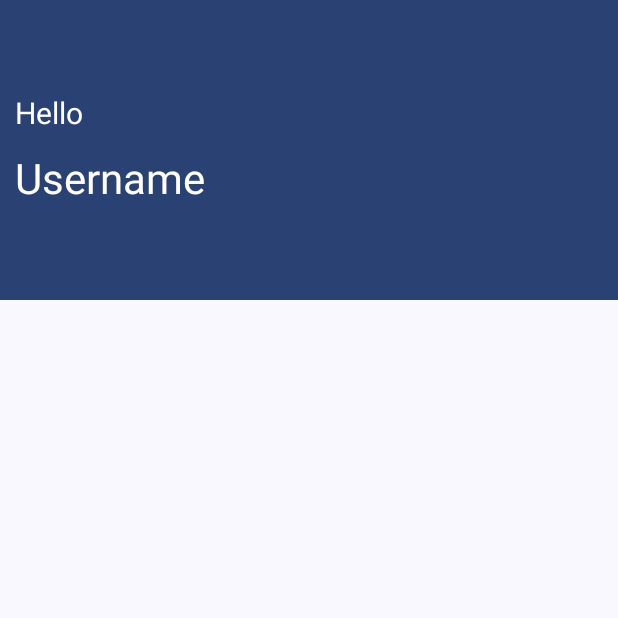
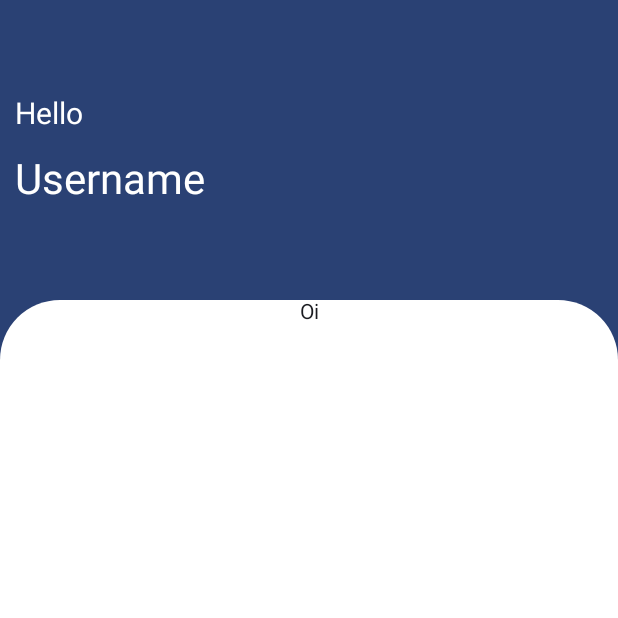
Before and after one commit to vlenci/MobileChallenge, an Android app built with Jetpack Compose: the TreeScreen screen opened through its navigation route, on a phone screen of 412 x 824 dp, the top half of it. Run offline under Robolectric (Android 15) with nearby library versions, the phone set to English and light mode, and no system bars.

Commit message:
feat: adjust design on login and tree screen

```diff
--- a/app/build.gradle.kts
+++ b/app/build.gradle.kts
@@ -46,7 +46,8 @@ dependencies {
     implementation("androidx.hilt:hilt-navigation-compose:1.3.0")
     implementation("com.google.accompanist:accompanist-navigation-animation:0.36.0")
 
-
+    implementation("com.squareup.retrofit2:retrofit:3.0.0")
+    implementation("com.squareup.retrofit2:converter-gson:3.0.0")
 
     implementation(libs.androidx.core.ktx)
     implementation(libs.androidx.lifecycle.runtime.ktx)
--- /dev/null
+++ b/app/src/main/java/com/example/mobilechallenge/model/LoginModel.kt
@@ -0,0 +1,6 @@
+package com.example.mobilechallenge.model
+
+data class LoginModel(
+    val username: String,
+    val password: String,
+)
--- /dev/null
+++ b/app/src/main/java/com/example/mobilechallenge/ui/viewmodels/TreeViewModel.kt
@@ -0,0 +1 @@
+package com.example.mobilechallenge.ui.viewmodels
--- a/app/src/main/java/com/example/mobilechallenge/ui/views/LoginScreen.kt
+++ b/app/src/main/java/com/example/mobilechallenge/ui/views/LoginScreen.kt
@@ -50,18 +50,31 @@ fun LoginScreen(
     var username by remember { mutableStateOf("") }
     var password by remember { mutableStateOf("") }
 
-    Column(modifier = modifier, verticalArrangement = Arrangement.Center, horizontalAlignment = Alignment.CenterHorizontally) {
-        Row(
+    Column(
+        modifier = modifier
+            .background(MaterialTheme.colorScheme.primary),
+        verticalArrangement = Arrangement.Center,
+        horizontalAlignment = Alignment.CenterHorizontally
+    ) {
+        Column(
             modifier = Modifier
                 .background(color = MaterialTheme.colorScheme.primary)
                 .fillMaxWidth()
                 .height(200.dp),
-            horizontalArrangement = Arrangement.Center,
-            verticalAlignment = Alignment.CenterVertically
+            horizontalAlignment = Alignment.CenterHorizontally,
+            verticalArrangement = Arrangement.Center
         ) {
             Column(
                 modifier = Modifier
-                    .background(Color.White),
+                    .background(
+                        color = Color.White,
+                        shape = RoundedCornerShape(
+                            topStart = 50.dp,
+                            topEnd = 10.dp,
+                            bottomStart = 10.dp,
+                            bottomEnd = 50.dp
+                        )
+                    ),
                 verticalArrangement = Arrangement.Center,
                 horizontalAlignment = Alignment.CenterHorizontally
             ) {
@@ -76,6 +89,15 @@ fun LoginScreen(
             }
         }
 
+        Column(
+            modifier = Modifier
+                .fillMaxSize()
+                .background(
+                    color = Color.White,
+                    shape = RoundedCornerShape(topStart = 150.dp)
+                ),
+            horizontalAlignment = Alignment.CenterHorizontally
+        ) {
             Row(
                 modifier = Modifier
                     .fillMaxWidth()
@@ -94,8 +116,8 @@ fun LoginScreen(
             }
 
             Column(
-            modifier = Modifier.
-                size(width = 320.dp, height = 100.dp))
+                modifier = Modifier.size(width = 320.dp, height = 100.dp),
+            )
             {
                 Text(
                     modifier = Modifier.padding(start = 20.dp, bottom = 4.dp),
@@ -127,12 +149,12 @@ fun LoginScreen(
             Spacer(modifier = Modifier.size(20.dp))
 
             Column(
-            modifier = Modifier.
-            size(width = 320.dp, height = 100.dp))
+                modifier = Modifier.size(width = 320.dp, height = 100.dp)
+            )
             {
                 Text(
                     modifier = Modifier.padding(start = 20.dp, bottom = 4.dp),
-                text ="Password",
+                    text = "Password",
                     style = TextStyle(
                         fontSize = 20.sp,
                         fontWeight = FontWeight.Bold,
@@ -176,7 +198,7 @@ fun LoginScreen(
                         )
                 ) {
                     Text(
-                    text ="Login",
+                        text = "Login",
                         style = TextStyle(
                             fontSize = 20.sp,
                             fontWeight = FontWeight.Bold,
@@ -186,6 +208,7 @@ fun LoginScreen(
                 }
 
             }
+        }
 
     }
 }
--- a/app/src/main/java/com/example/mobilechallenge/ui/views/TreeScreen.kt
+++ b/app/src/main/java/com/example/mobilechallenge/ui/views/TreeScreen.kt
@@ -6,6 +6,7 @@ import androidx.compose.foundation.layout.Arrangement
 import androidx.compose.foundation.layout.Column
 import androidx.compose.foundation.layout.Row
 import androidx.compose.foundation.layout.Spacer
+import androidx.compose.foundation.layout.fillMaxSize
 import androidx.compose.foundation.layout.fillMaxWidth
 import androidx.compose.foundation.layout.height
 import androidx.compose.foundation.layout.padding
@@ -32,13 +33,16 @@ import com.example.mobilechallenge.ui.theme.fontFamily
 
 @Composable
 fun TreeScreen(modifier: Modifier = Modifier, navController: NavController) {
-    Column(modifier = modifier) {
-        Row(
+    Column(
+        modifier = modifier
+            .background(MaterialTheme.colorScheme.primary)
+    ) {
+        Column(
             modifier = Modifier
                 .background(color = MaterialTheme.colorScheme.primary)
                 .fillMaxWidth()
                 .height(200.dp),
-            verticalAlignment = Alignment.CenterVertically
+            verticalArrangement = Arrangement.Center
         ) {
             Column(
                 modifier = Modifier.padding(start = 10.dp),
@@ -64,5 +68,16 @@ fun TreeScreen(modifier: Modifier = Modifier, navController: NavController) {
                 )
             }
         }
+        Column(
+            modifier = Modifier
+                .fillMaxSize()
+                .background(
+                    color = Color.White,
+                    shape = RoundedCornerShape(topStart = 40.dp, topEnd = 40.dp)
+                ),
+            horizontalAlignment = Alignment.CenterHorizontally,
+        ) {
+            Text("Oi")
+        }
     }
 }
```
Also changed, not shown: app/src/main/java/com/example/mobilechallenge/services/LoginService.kt (added, +17 -0 lines), app/src/main/java/com/example/mobilechallenge/ui/viewmodels/LoginViewModel.kt (added, +22 -0 lines), app/src/main/java/com/example/mobilechallenge/utils/ApiUrls.kt (added, +13 -0 lines). Lines whose indentation alone changed are shown as unchanged.
